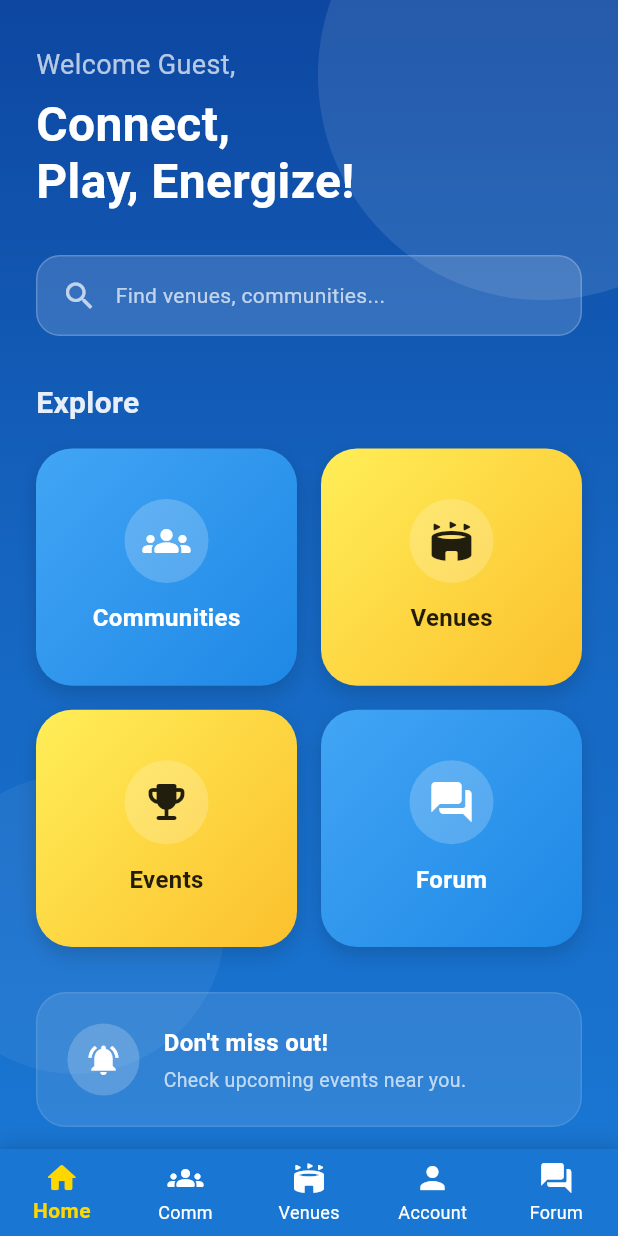
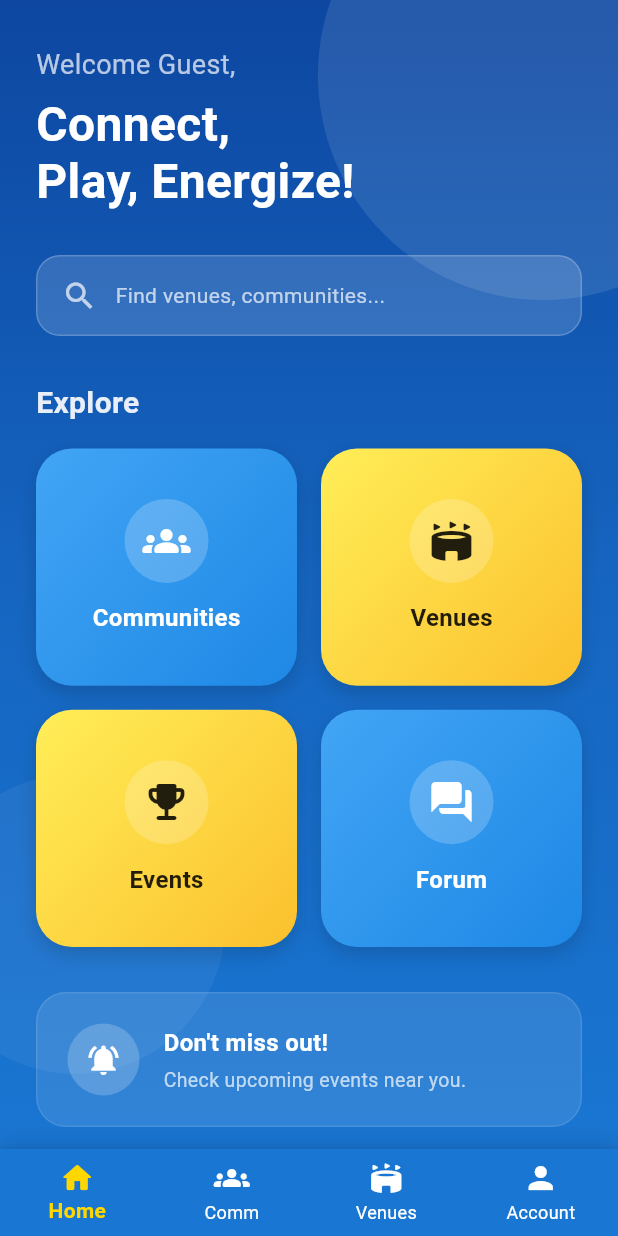
Before and after one commit to pbp-kelompok-f09/enerlink-mobile, a Flutter app: the screen it shows after launch, on a phone screen of 412 x 824 dp. Run offline on Flutter 3.47's test engine with Material 3 defaults, Android fonts, the light colour scheme and no system bars; our stand-ins replace cached_network_image, flutter_dotenv, image_picker, shared_preferences; missing offline and left inert: pbp_django_auth; accounts and stored records are empty; network calls fail.

Commit message:
Revert "feat: forum CRUD + preview"

```diff
--- a/lib/routes.dart
+++ b/lib/routes.dart
@@ -55,9 +55,9 @@ class EnerlinkMobileRouter {
           builder: (context) => const AccountScreenMobile(),
         );
       case '/dashboard': // alias
-        return MaterialPageRoute(builder: (_) => const MainScreenMobile(initialIndex: 3));
-      case '/forum':
-        return MaterialPageRoute(builder: (_) => const MainScreenMobile(initialIndex: 4));
+        return MaterialPageRoute(
+          builder: (context) => const MainScreenMobile(initialIndex: 3),
+        );
       case '/login':
         return MaterialPageRoute(
           builder: (context) => const LoginScreenMobile(),
--- a/lib/screens/main_screen.dart
+++ b/lib/screens/main_screen.dart
@@ -9,7 +9,6 @@ import 'package:enerlink_mobile/models/venue.dart';
 import 'package:enerlink_mobile/services/venue_service.dart';
 import 'package:enerlink_mobile/screens/venue_detail.dart';
 import 'package:cached_network_image/cached_network_image.dart';
-import 'package:enerlink_mobile/screens/forum/forum_list_screen.dart';
 
 class MainScreenMobile extends StatefulWidget {
   final int initialIndex;
@@ -34,7 +33,10 @@ class _MainScreenMobileState extends State<MainScreenMobile> {
       const CommunityListPage(), // Index 1: Community List
       const VenueListPage(), // Index 2: Venue List (From Venue Branch)
       const UserDashboardScreenMobile(), // Index 3: User Dashboard (From Dev Branch)
-      const ForumTab(), // Index 4: Forum
+      const PlaceholderPage(
+        title: 'Forum',
+        icon: Icons.forum_rounded,
+      ), // Index 4: Forum (Placeholder)
     ];
   }
 
--- a/lib/widgets/bottom_navbar.dart
+++ b/lib/widgets/bottom_navbar.dart
@@ -37,10 +37,6 @@ class BottomNavbar extends StatelessWidget {
             label: 'Venues',
           ),
           BottomNavigationBarItem(icon: Icon(Icons.person), label: 'Account'),
-          BottomNavigationBarItem(
-            icon: Icon(Icons.forum_rounded),
-            label: 'Forum',
-          ),
         ],
         currentIndex: selectedIndex,
         selectedItemColor: const Color(
```
Also changed, not shown: pubspec.lock, 1 other file.
